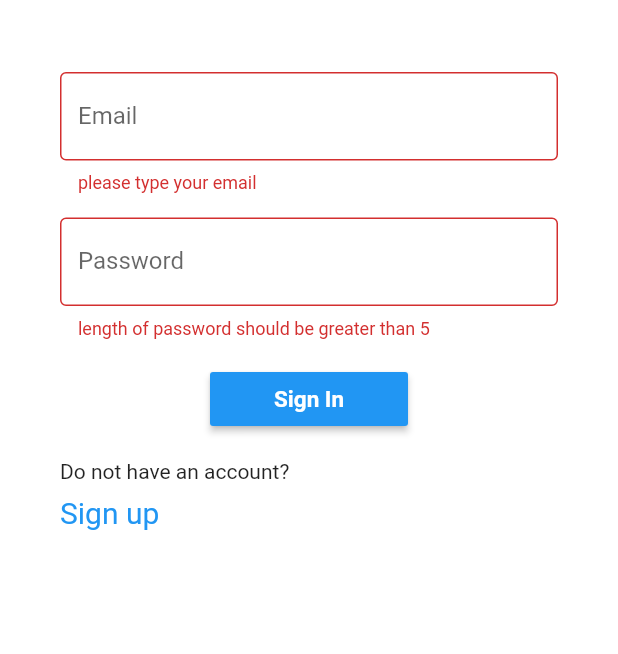
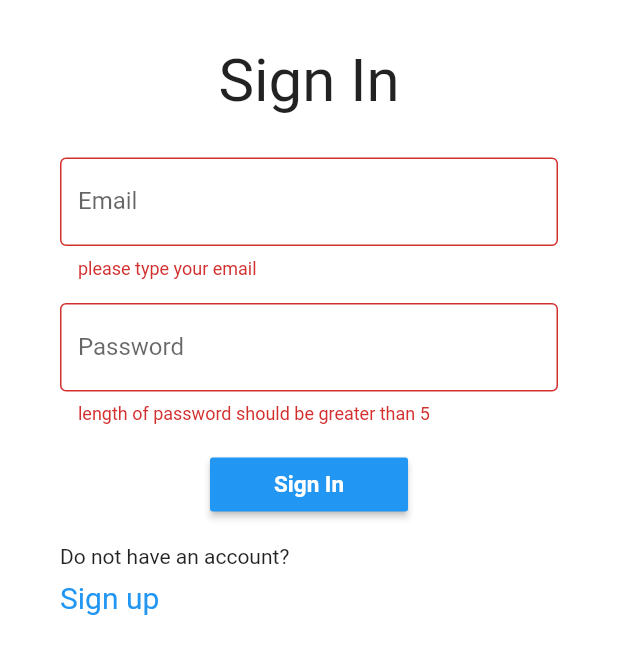
Before and after one commit to anchal27sri/Chatting-App-Flutter-, a Flutter app: the screen it shows after launch, after a tap on "Sign In", on a phone screen of 412 x 824 dp. Shown: the top 654 px of the screen. Run offline on Flutter 3.47's test engine with Material 2 defaults, Android fonts, the phone set to English and light mode, and no system bars; our stand-ins replace cloud_firestore, firebase_auth, flutter_spinkit, random_string, shared_preferences; accounts and stored records are empty.

Commit message:
minor UI changes, effecient Navigation, implemented splash screen

```diff
--- a/lib/pages/chatlist.dart
+++ b/lib/pages/chatlist.dart
@@ -2,6 +2,7 @@ import 'package:flutter/material.dart';
 import 'package:cloud_firestore/cloud_firestore.dart';
 import '../models/user.dart';
 import 'package:chatting_app/models/colorsmap.dart';
+// import '../models/authentication.dart';
 
 class ChatListWidget extends StatelessWidget {
   final String roomId;
--- a/lib/pages/chatroom.dart
+++ b/lib/pages/chatroom.dart
@@ -4,6 +4,7 @@ import '../models/user.dart';
 import 'package:cloud_firestore/cloud_firestore.dart';
 import 'package:random_string/random_string.dart';
 import 'package:chatting_app/models/colorsmap.dart';
+// import '../models/authentication.dart';
 // import 'package:quiver/time.dart';
 
 class ChatRoom extends StatefulWidget {
--- a/lib/pages/home.dart
+++ b/lib/pages/home.dart
@@ -7,6 +7,7 @@ import 'package:firebase_auth/firebase_auth.dart';
 import 'package:cloud_firestore/cloud_firestore.dart';
 import 'searchpage.dart';
 import '../pages/settings.dart';
+// import '../models/authentication.dart';
 
 class Home extends StatefulWidget {
   final User user;
--- a/lib/pages/searchpage.dart
+++ b/lib/pages/searchpage.dart
@@ -3,6 +3,7 @@ import 'package:flutter/material.dart';
 import 'package:chatting_app/services/searchservice.dart';
 import 'package:cloud_firestore/cloud_firestore.dart';
 import '../models/user.dart';
+// import '../models/authentication.dart';
 
 class SearchPage extends StatefulWidget {
   final User user;
--- a/lib/pages/settings.dart
+++ b/lib/pages/settings.dart
@@ -4,6 +4,7 @@ import '../models/user.dart';
 import 'package:firebase_auth/firebase_auth.dart';
 import '../models/colorsmap.dart';
 import 'package:cloud_firestore/cloud_firestore.dart';
+// import '../models/authentication.dart';
 
 class Settings extends StatefulWidget {
   final User user;
--- a/lib/services/signin.dart
+++ b/lib/services/signin.dart
@@ -39,7 +39,17 @@ class _SignInState extends State<SignIn> {
                 child: ListView(
                   children: <Widget>[
                     SizedBox(
-                      height: 40,
+                      height: 30,
+                    ),
+                    Container(
+                      child: Center(
+                          child: Text(
+                        'Sign In',
+                        style: TextStyle(fontSize: 40.0),
+                      )),
+                    ),
+                    SizedBox(
+                      height: 20,
                     ),
                     Padding(
                       padding: const EdgeInsets.symmetric(
@@ -159,7 +169,9 @@ class _SignInState extends State<SignIn> {
         setState(() {
           loading = false;
         });
-        Navigator.push(
+        // Authenticate(user: user, auth: _auth);
+        // Authenticate().user = user;
+        Navigator.pushReplacement(
             context,
             MaterialPageRoute(
                 builder: (context) => Home(
--- a/lib/services/signup.dart
+++ b/lib/services/signup.dart
@@ -163,7 +163,7 @@ class _SignUpState extends State<SignUp> {
         setState(() {
           loading = false;
         });
-        Navigator.push(
+        Navigator.pushReplacement(
             context,
             MaterialPageRoute(
                 builder: (context) => Home(
```
Also changed, not shown: 7 other files.
